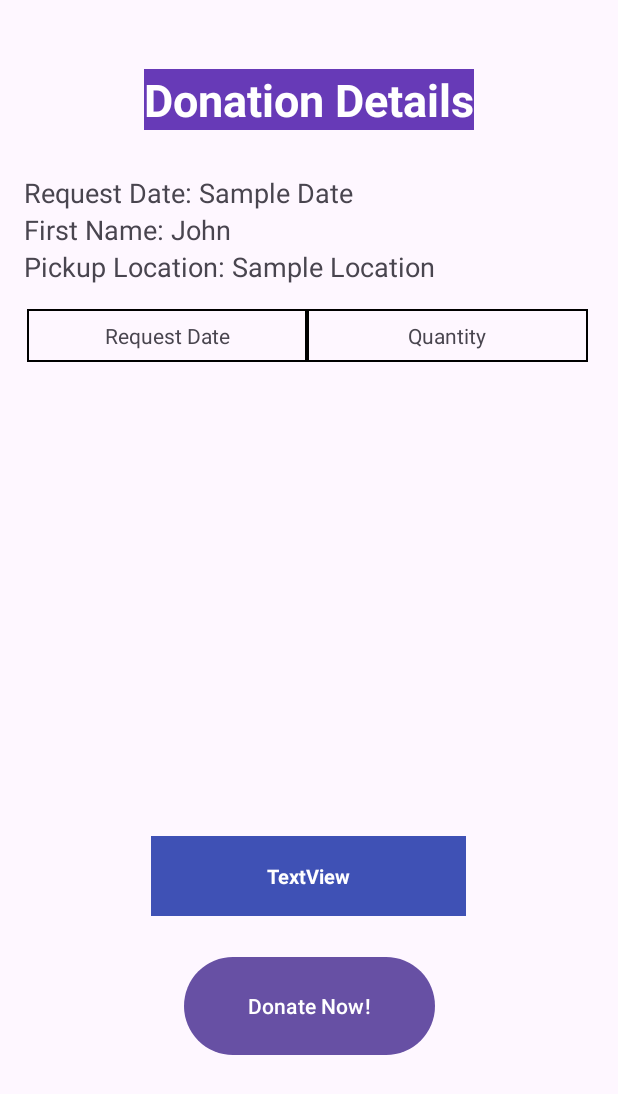
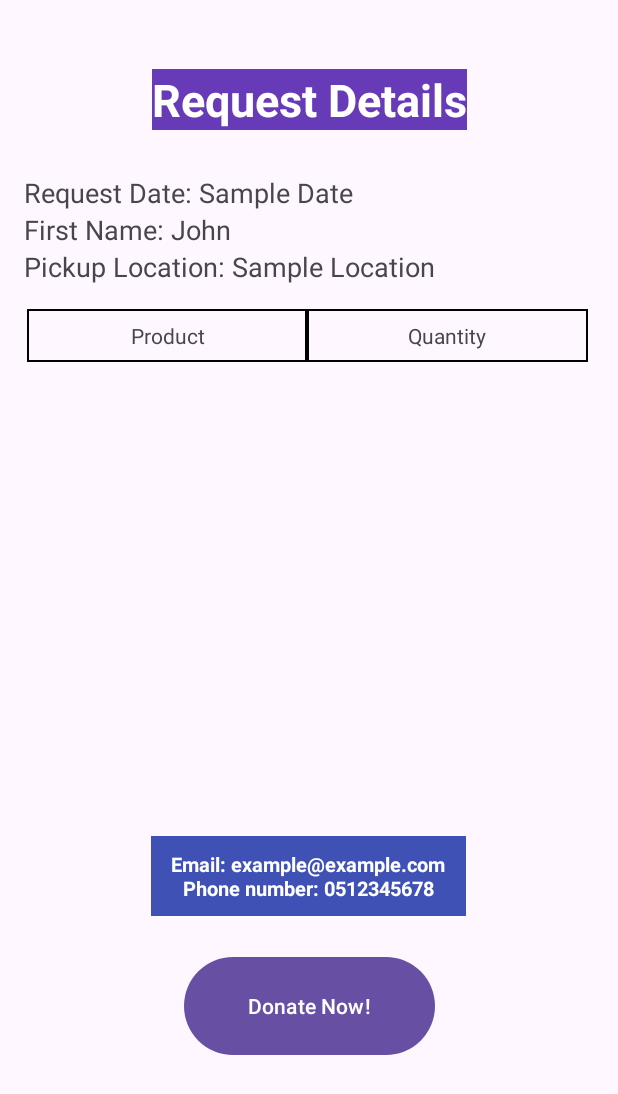
Before and after one commit to Ely6899/FrontCare, an Android app: the layout activity_soldier_request_details.xml on its own in the app's theme, with its tools: preview values and no code run, on a phone screen of 412 x 824 dp. Shown: the top 1094 px of the screen. Run offline under Robolectric (Android 15) with nearby library versions, the phone set to English and light mode, and no system bars; network calls fail.

Commit message:
SoldierRequestDetails is done.

```diff
--- a/app/build.gradle.kts
+++ b/app/build.gradle.kts
@@ -75,4 +75,5 @@ dependencies {
     implementation("ch.qos.logback:logback-core:1.2.6")
     implementation("mysql:mysql-connector-java:8.0.23")
     implementation("org.jetbrains.kotlinx:kotlinx-serialization-json:1.3.0")
+    implementation("com.squareup.okhttp3:okhttp:4.9.1")
 }
--- a/app/src/main/java/utils/GlobalVar.kt
+++ b/app/src/main/java/utils/GlobalVar.kt
@@ -3,5 +3,5 @@ package utils
 object GlobalVar {
     var userId: String? = null
     var userType: Int? = null // 0  - donor , 1 - soldier
-    var serverIP: String = "10.0.2.2"
+    var serverIP: String = "192.168.1.25"
 }
--- a/app/src/main/res/layout/activity_soldier_request_details.xml
+++ b/app/src/main/res/layout/activity_soldier_request_details.xml
@@ -16,7 +16,7 @@
             android:layout_width="wrap_content"
             android:layout_height="wrap_content"
             android:background="#673AB7"
-            android:text="Donation Details"
+            android:text="Request Details"
             android:textColor="#FFFFFF"
             android:textSize="30sp"
             android:textStyle="bold"
@@ -40,7 +40,7 @@
         android:id="@+id/firstnameTextView"
         android:layout_width="match_parent"
         android:layout_height="wrap_content"
-        android:text="First Name: "
+        android:text="Soldier Name: "
         android:textSize="18sp"
         tools:text="First Name: John" />
 
@@ -57,7 +57,7 @@
         android:layout_height="603dp" >
 
         <TextView
-            android:id="@+id/textView4"
+            android:id="@+id/contactTextView"
             android:layout_width="210dp"
             android:layout_height="53dp"
             android:layout_marginStart="133dp"
@@ -66,7 +66,7 @@
             android:layout_marginBottom="15dp"
             android:background="#3F51B5"
             android:gravity="center"
-            android:text="TextView"
+            android:text="Email: example@example.com Phone number: 0512345678"
             android:textColor="#FFFFFF"
             android:textSize="13sp"
             android:textStyle="bold"
@@ -98,7 +98,7 @@
                     android:gravity="center"
                     android:maxLines="1"
                     android:padding="8dp"
-                    android:text="Request Date" />
+                    android:text="Product" />
 
                 <TextView
                     android:layout_width="0dp"
```
Also changed, not shown: app/src/main/java/com/example/frontcareproject/SoldierRequestDetails.kt (+39 -35 lines).
